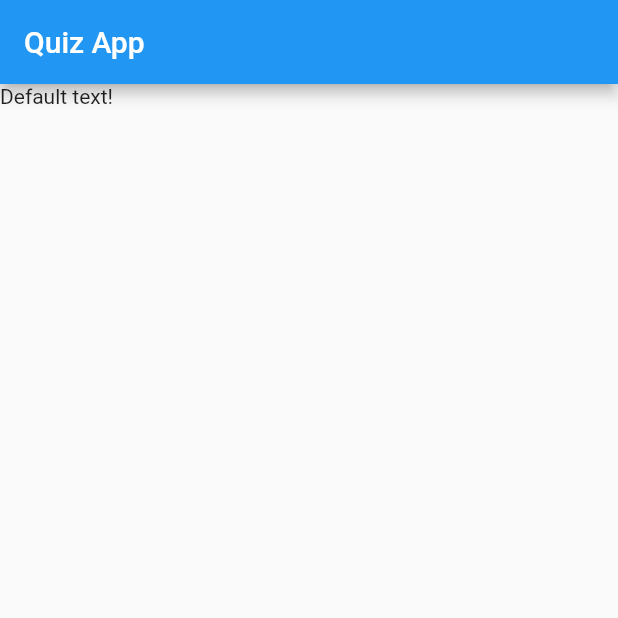
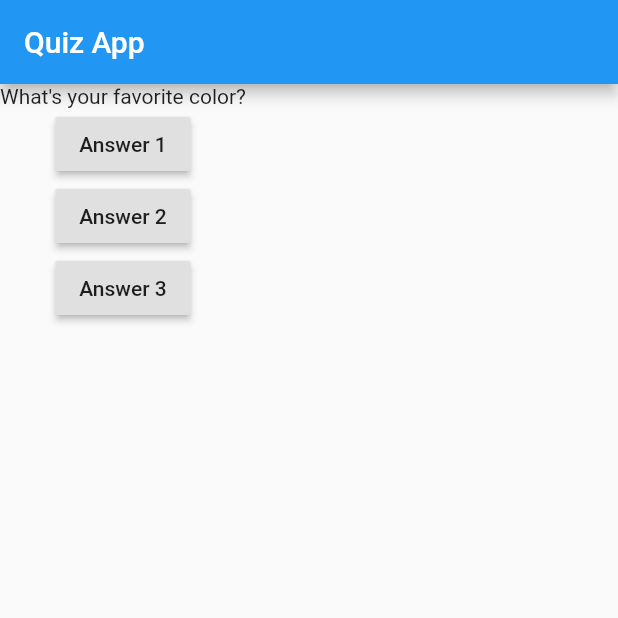
Before and after one commit to a7md0/FlutterQuizApp, a Flutter app: the screen it shows after launch, on a phone screen of 412 x 824 dp, the top half of it. Run offline on Flutter 3.47's test engine with Material 2 defaults, Android fonts, the phone set to English and light mode, and no system bars.

Commit message:
Implement stateful and show questions/buttons

```diff
--- a/lib/main.dart
+++ b/lib/main.dart
@@ -2,16 +2,54 @@ import 'package:flutter/material.dart';
 
 void main() => runApp(MyApp());
 
-class MyApp extends StatelessWidget {
+class MyApp extends StatefulWidget {
+  @override
+  State<StatefulWidget> createState() {
+    return _MyAppState();
+  }
+}
+
+class _MyAppState extends State<MyApp> {
+  int _questionIndex = 0;
+
   @override
   Widget build(BuildContext context) {
+    List<String> questions = [
+      'What\'s your favorite color?',
+      'What\'s your favorite animal?',
+    ];
+
     return MaterialApp(
       home: Scaffold(
         appBar: AppBar(
           title: Text('Quiz App'),
         ),
-        body: Text('Default text!'),
+        body: Column(
+          children: [
+            Text(questions[_questionIndex]),
+            RaisedButton(
+              child: Text('Answer 1'),
+              onPressed: _answerQuestion,
+            ),
+            RaisedButton(
+              child: Text('Answer 2'),
+              onPressed: _answerQuestion,
+            ),
+            RaisedButton(
+              child: Text('Answer 3'),
+              onPressed: _answerQuestion,
+            ),
+          ],
+        ),
       ),
     );
   }
+
+  void _answerQuestion() {
+    setState(() {
+      _questionIndex += 1;
+    });
+
+    print('Answer chosen');
+  }
 }
```
